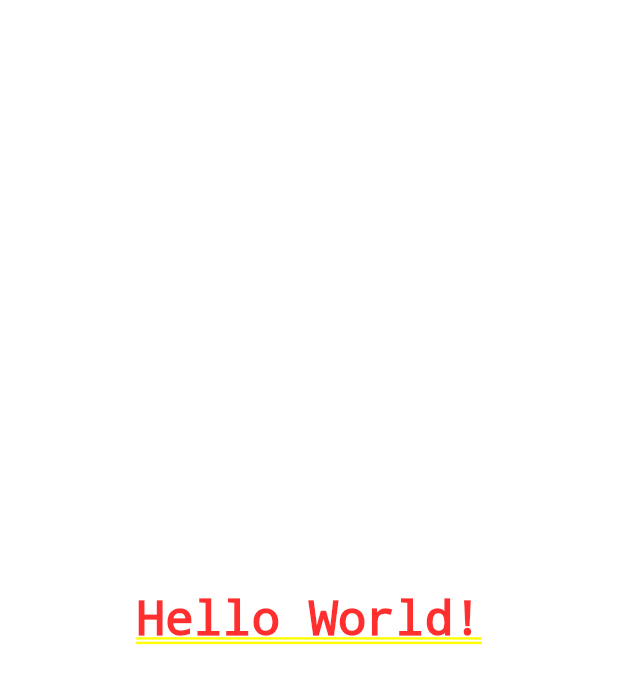
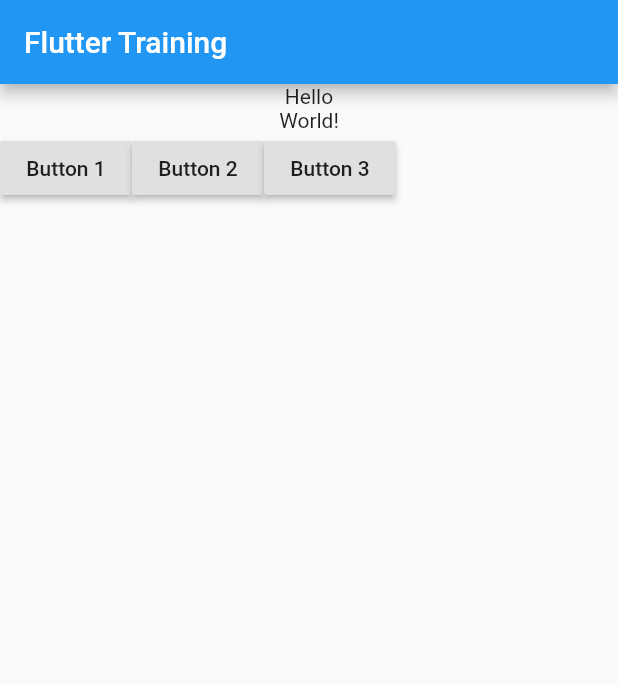
Before and after one commit to scottjmoore/flutter_training, a Flutter app: the screen it shows after launch, on a phone screen of 412 x 824 dp. Shown: the top 684 px of the screen. Run offline on Flutter 3.47's test engine with Material 2 defaults, Android fonts, the phone set to English and light mode, and no system bars.

Commit message:
Change order of entries

```diff
--- a/lib/main.dart
+++ b/lib/main.dart
@@ -3,17 +3,40 @@ import 'package:flutter/material.dart';
 void main() => runApp(MyApp());
 
 class MyApp extends StatelessWidget {
-  final String text = "Hello World!";
-
   @override
   Widget build(BuildContext context) {
     return MaterialApp(
-      home: Center(
-        child: Text(
-          text,
-          style: TextStyle(
-            fontSize: 32,
-          ),
+      home: Scaffold(
+        appBar: AppBar(
+          title: Text("Flutter Training"),
+        ),
+        body: Column(
+          children: <Widget>[
+            Text("Hello"),
+            Text("World!"),
+            Row(
+              children: <Widget>[
+                RaisedButton(
+                  child: Text("Button 1"),
+                  onPressed: () {
+                    print("Button 1 pressed.");
+                  },
+                ),
+                RaisedButton(
+                  child: Text("Button 2"),
+                  onPressed: () {
+                    print("Button 2 pressed.");
+                  },
+                ),
+                RaisedButton(
+                  child: Text("Button 3"),
+                  onPressed: () {
+                    print("Button 3 pressed.");
+                  },
+                ),
+              ],
+            ),
+          ],
         ),
       ),
     );
```
